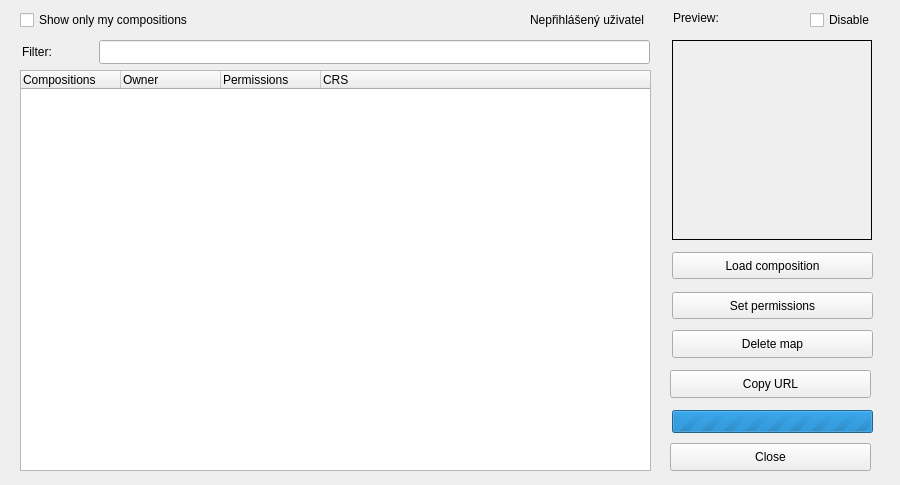
First picture: the form in dlg_addMap.ui, repository LESPROJEKT/qgis-layman-plugin, before the edit.
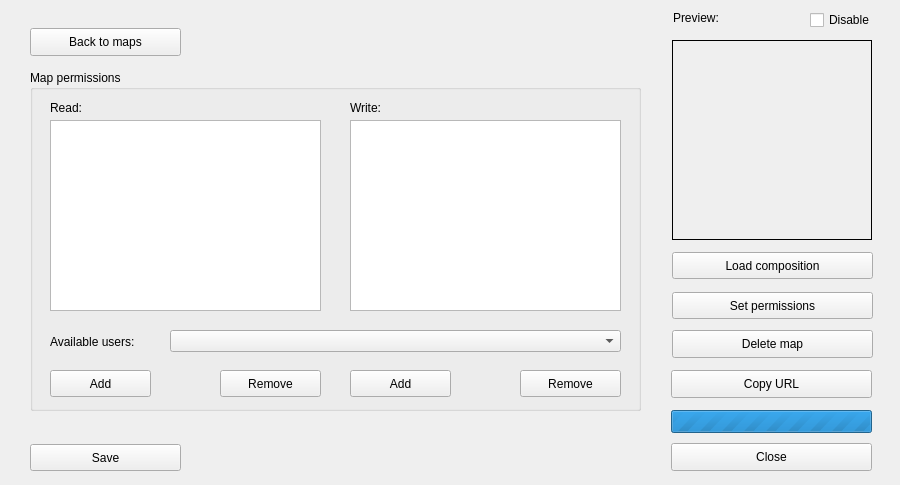
Second picture: the form after the edit. The open tabs and pages were chosen to show the change. Icons and pictures are not drawn. Custom widgets are drawn as their Qt base class.

Patch:
```diff
--- a/dlg_addMap.ui
+++ b/dlg_addMap.ui
@@ -50,7 +50,7 @@
   <widget class="QPushButton" name="pushButton_close">
    <property name="geometry">
     <rect>
-     <x>670</x>
+     <x>671</x>
      <y>443</y>
      <width>201</width>
      <height>28</height>
@@ -60,36 +60,6 @@
     <string>Close</string>
    </property>
   </widget>
-  <widget class="QTreeWidget" name="treeWidget">
-   <property name="geometry">
-    <rect>
-     <x>20</x>
-     <y>70</y>
-     <width>631</width>
-     <height>401</height>
-    </rect>
-   </property>
-   <column>
-    <property name="text">
-     <string>Compositions</string>
-    </property>
-   </column>
-   <column>
-    <property name="text">
-     <string>Owner</string>
-    </property>
-   </column>
-   <column>
-    <property name="text">
-     <string>Permissions</string>
-    </property>
-   </column>
-   <column>
-    <property name="text">
-     <string>CRS</string>
-    </property>
-   </column>
-  </widget>
   <widget class="QLabel" name="label_thumbnail">
    <property name="geometry">
     <rect>
@@ -164,12 +134,18 @@
    </property>
    <property name="geometry">
     <rect>
-     <x>672</x>
+     <x>671</x>
      <y>410</y>
      <width>201</width>
      <height>23</height>
     </rect>
    </property>
+   <property name="sizePolicy">
+    <sizepolicy hsizetype="Fixed" vsizetype="Fixed">
+     <horstretch>0</horstretch>
+     <verstretch>0</verstretch>
+    </sizepolicy>
+   </property>
    <property name="maximum">
     <number>0</number>
    </property>
@@ -215,72 +191,15 @@
    <property name="text">
     <string>Set permissions</string>
    </property>
-  </widget>
-  <widget class="QgsFilterLineEdit" name="filter">
-   <property name="geometry">
-    <rect>
-     <x>99</x>
-     <y>40</y>
-     <width>551</width>
-     <height>24</height>
-    </rect>
-   </property>
-   <property name="sizePolicy">
-    <sizepolicy hsizetype="Expanding" vsizetype="Fixed">
-     <horstretch>0</horstretch>
-     <verstretch>0</verstretch>
-    </sizepolicy>
-   </property>
-   <property name="text">
-    <string/>
-   </property>
-   <property name="value">
-    <string/>
-   </property>
-  </widget>
-  <widget class="QCheckBox" name="checkBox_own">
-   <property name="geometry">
-    <rect>
-     <x>20</x>
-     <y>10</y>
-     <width>231</width>
-     <height>20</height>
-    </rect>
-   </property>
-   <property name="text">
-    <string>Show only my compositions</string>
-   </property>
-  </widget>
-  <widget class="QLabel" name="label">
-   <property name="geometry">
-    <rect>
-     <x>22</x>
-     <y>44</y>
-     <width>50</width>
-     <height>16</height>
-    </rect>
-   </property>
-   <property name="text">
-    <string>Filter:</string>
-   </property>
-  </widget>
-  <widget class="QLabel" name="label_noUser">
-   <property name="geometry">
-    <rect>
-     <x>530</x>
-     <y>12</y>
-     <width>151</width>
-     <height>16</height>
-    </rect>
-   </property>
-   <property name="text">
-    <string>Nepřihlášený uživatel</string>
+   <property name="icon">
+    <iconset>
+     <normaloff>icons/share_FILL0_wght500_GRAD0_opsz24.png</normaloff>icons/share_FILL0_wght500_GRAD0_opsz24.png</iconset>
    </property>
   </widget>
   <widget class="QPushButton" name="pushButton_copyUrl">
    <property name="geometry">
     <rect>
-     <x>670</x>
+     <x>671</x>
      <y>370</y>
      <width>201</width>
      <height>28</height>
@@ -303,6 +222,288 @@
     <string>Disable</string>
    </property>
   </widget>
+  <widget class="QStackedWidget" name="stackedWidget">
+   <property name="geometry">
+    <rect>
+     <x>20</x>
+     <y>10</y>
+     <width>651</width>
+     <height>461</height>
+    </rect>
+   </property>
+   <property name="currentIndex">
+    <number>1</number>
+   </property>
+   <widget class="QWidget" name="page2">
+    <widget class="QPushButton" name="pushButton_back">
+     <property name="geometry">
+      <rect>
+       <x>10</x>
+       <y>18</y>
+       <width>151</width>
+       <height>28</height>
+      </rect>
+     </property>
+     <property name="text">
+      <string>Back to maps</string>
+     </property>
+     <property name="icon">
+      <iconset>
+       <normaloff>icons/back.png</normaloff>icons/back.png</iconset>
+     </property>
+    </widget>
+    <widget class="QGroupBox" name="groupBox_2">
+     <property name="geometry">
+      <rect>
+       <x>10</x>
+       <y>60</y>
+       <width>611</width>
+       <height>341</height>
+      </rect>
+     </property>
+     <property name="title">
+      <string>Map permissions</string>
+     </property>
+     <widget class="QLabel" name="label">
+      <property name="geometry">
+       <rect>
+        <x>20</x>
+        <y>264</y>
+        <width>101</width>
+        <height>16</height>
+       </rect>
+      </property>
+      <property name="text">
+       <string>Available users:</string>
+      </property>
+     </widget>
+     <widget class="QLabel" name="label_4">
+      <property name="geometry">
+       <rect>
+        <x>20</x>
+        <y>30</y>
+        <width>55</width>
+        <height>16</height>
+       </rect>
+      </property>
+      <property name="text">
+       <string>Read:</string>
+      </property>
+     </widget>
+     <widget class="QListWidget" name="listWidget_write">
+      <property name="geometry">
+       <rect>
+        <x>320</x>
+        <y>50</y>
+        <width>271</width>
+        <height>191</height>
+       </rect>
+      </property>
+     </widget>
+     <widget class="QPushButton" name="pushButton_addRead">
+      <property name="geometry">
+       <rect>
+        <x>20</x>
+        <y>300</y>
+        <width>101</width>
+        <height>27</height>
+       </rect>
+      </property>
+      <property name="text">
+       <string>Add</string>
+      </property>
+      <property name="icon">
+       <iconset>
+        <normaloff>icons/add.png</normaloff>icons/add.png</iconset>
+      </property>
+     </widget>
+     <widget class="QPushButton" name="pushButton_addWrite">
+      <property name="geometry">
+       <rect>
+        <x>320</x>
+        <y>300</y>
+        <width>101</width>
+        <height>27</height>
+       </rect>
+      </property>
+      <property name="text">
+       <string>Add</string>
+      </property>
+      <property name="icon">
+       <iconset>
+        <normaloff>icons/add.png</normaloff>icons/add.png</iconset>
+      </property>
+     </widget>
+     <widget class="QPushButton" name="pushButton_removeWrite">
+      <property name="geometry">
+       <rect>
+        <x>490</x>
+        <y>300</y>
+        <width>101</width>
+        <height>27</height>
+       </rect>
+      </property>
+      <property name="text">
+       <string>Remove</string>
+      </property>
+      <property name="icon">
+       <iconset>
+        <normaloff>icons/delete_FILL0_wght500_GRAD0_opsz24.png</normaloff>icons/delete_FILL0_wght500_GRAD0_opsz24.png</iconset>
+      </property>
+     </widget>
+     <widget class="QListWidget" name="listWidget_read">
+      <property name="geometry">
+       <rect>
+        <x>20</x>
+        <y>50</y>
+        <width>271</width>
+        <height>191</height>
+       </rect>
+      </property>
+     </widget>
+     <widget class="QLabel" name="label_3">
+      <property name="geometry">
+       <rect>
+        <x>320</x>
+        <y>30</y>
+        <width>55</width>
+        <height>16</height>
+       </rect>
+      </property>
+      <property name="text">
+       <string>Write:</string>
+      </property>
+     </widget>
+     <widget class="QComboBox" name="comboBox_users">
+      <property name="geometry">
+       <rect>
+        <x>140</x>
+        <y>260</y>
+        <width>451</width>
+        <height>22</height>
+       </rect>
+      </property>
+     </widget>
+     <widget class="QPushButton" name="pushButton_removeRead">
+      <property name="geometry">
+       <rect>
+        <x>190</x>
+        <y>300</y>
+        <width>101</width>
+        <height>27</height>
+       </rect>
+      </property>
+      <property name="text">
+       <string>Remove</string>
+      </property>
+      <property name="icon">
+       <iconset>
+        <normaloff>icons/delete_FILL0_wght500_GRAD0_opsz24.png</normaloff>icons/delete_FILL0_wght500_GRAD0_opsz24.png</iconset>
+      </property>
+     </widget>
+    </widget>
+    <widget class="QPushButton" name="pushButton_save">
+     <property name="geometry">
+      <rect>
+       <x>10</x>
+       <y>434</y>
+       <width>151</width>
+       <height>27</height>
+      </rect>
+     </property>
+     <property name="text">
+      <string>Save</string>
+     </property>
+     <property name="icon">
+      <iconset>
+       <normaloff>icons/save_ico.png</normaloff>icons/save_ico.png</iconset>
+     </property>
+    </widget>
+   </widget>
+   <widget class="QWidget" name="page1">
+    <widget class="QTreeWidget" name="treeWidget">
+     <property name="geometry">
+      <rect>
+       <x>0</x>
+       <y>60</y>
+       <width>631</width>
+       <height>401</height>
+      </rect>
+     </property>
+     <column>
+      <property name="text">
+       <string>Compositions</string>
+      </property>
+     </column>
+     <column>
+      <property name="text">
+       <string>Owner</string>
+      </property>
+     </column>
+     <column>
+      <property name="text">
+       <string>Permissions</string>
+      </property>
+     </column>
+     <column>
+      <property name="text">
+       <string>CRS</string>
+      </property>
+     </column>
+    </widget>
+    <widget class="QgsFilterLineEdit" name="filter">
+     <property name="geometry">
+      <rect>
+       <x>1</x>
+       <y>30</y>
+       <width>630</width>
+       <height>24</height>
+      </rect>
+     </property>
+     <property name="sizePolicy">
+      <sizepolicy hsizetype="Expanding" vsizetype="Fixed">
+       <horstretch>0</horstretch>
+       <verstretch>0</verstretch>
+      </sizepolicy>
+     </property>
+     <property name="text">
+      <string/>
+     </property>
+     <property name="placeholderText">
+      <string>Filter</string>
+     </property>
+     <property name="value">
+      <string/>
+     </property>
+    </widget>
+    <widget class="QLabel" name="label_noUser">
+     <property name="geometry">
+      <rect>
+       <x>510</x>
+       <y>2</y>
+       <width>151</width>
+       <height>16</height>
+      </rect>
+     </property>
+     <property name="text">
+      <string>Nepřihlášený uživatel</string>
+     </property>
+    </widget>
+    <widget class="QCheckBox" name="checkBox_own">
+     <property name="geometry">
+      <rect>
+       <x>0</x>
+       <y>0</y>
+       <width>231</width>
+       <height>20</height>
+      </rect>
+     </property>
+     <property name="text">
+      <string>Show only my compositions</string>
+     </property>
+    </widget>
+   </widget>
+  </widget>
  </widget>
  <customwidgets>
   <customwidget>
```
Left out of the diff: 12 changed lines with no effect on the pictures.
